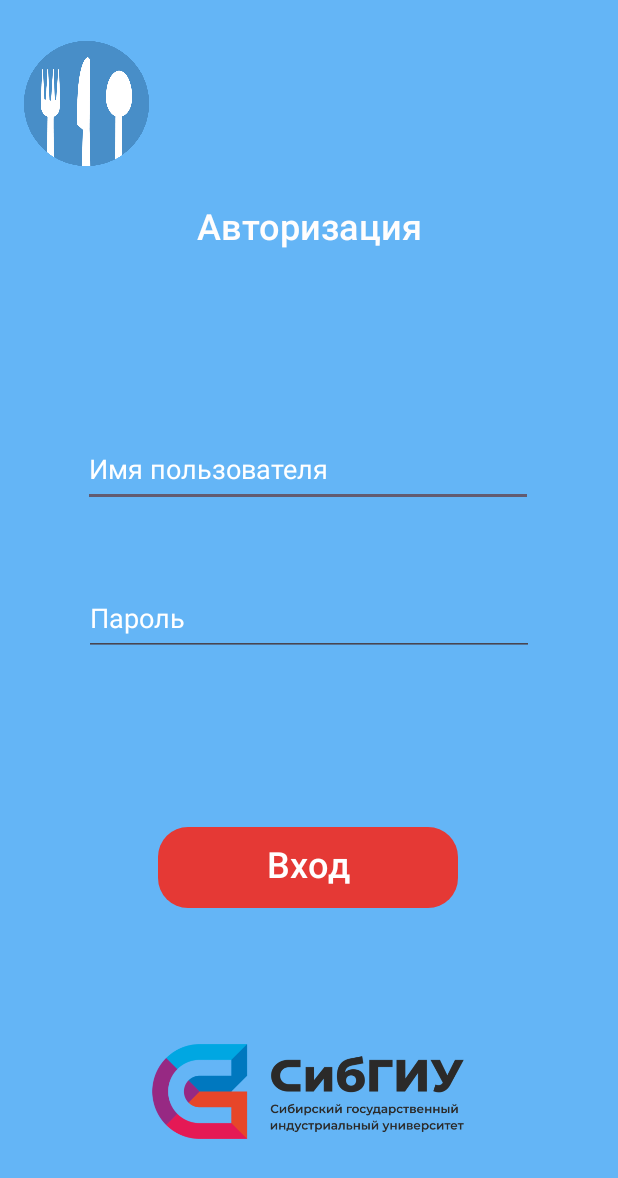
After one commit to andreeika/stolovaya, an Android app: the MainActivity_Login screen opened directly, with no data from a screen before it, on a phone screen of 412 x 824 dp. The commit adds this screen. Shown: the top 1178 px of the screen. Run offline under Robolectric (Android 15) with nearby library versions, the phone set to English and light mode, and no system bars.

Commit message:
добавлено окно авторизации

```diff
--- a/app/build.gradle.kts
+++ b/app/build.gradle.kts
@@ -47,6 +47,11 @@
     implementation(libs.androidx.navigation.fragment.ktx)
     implementation(libs.androidx.navigation.ui.ktx)
     implementation(libs.androidx.activity)
+    implementation(libs.firebase.firestore.ktx)
+    implementation(libs.androidx.room.ktx)
+    implementation(libs.androidx.annotation)
+    implementation(libs.androidx.lifecycle.livedata.ktx)
+    implementation(libs.androidx.lifecycle.viewmodel.ktx)
     testImplementation(libs.junit)
     androidTestImplementation(libs.androidx.junit)
     androidTestImplementation(libs.androidx.espresso.core)
--- /dev/null
+++ b/app/src/main/java/com/example/stolovaya/MainActivity_Login.kt
@@ -0,0 +1,27 @@
+package com.example.stolovaya
+
+import android.os.Build
+import android.os.Bundle
+import androidx.activity.enableEdgeToEdge
+import androidx.appcompat.app.AppCompatActivity
+import androidx.core.content.ContextCompat
+import androidx.core.view.ViewCompat
+import androidx.core.view.WindowInsetsCompat
+
+class MainActivity_Login : AppCompatActivity() {
+    override fun onCreate(savedInstanceState: Bundle?) {
+        super.onCreate(savedInstanceState)
+        enableEdgeToEdge()
+        setContentView(R.layout.login_activity)
+
+        //Цвет для строки состояния
+        if (Build.VERSION.SDK_INT >= Build.VERSION_CODES.LOLLIPOP) {
+            window.statusBarColor = ContextCompat.getColor(this, R.color.my_status_bar_color)
+        }
+
+        //Цвет для нижней строки с кнопками домой
+        if (Build.VERSION.SDK_INT >= Build.VERSION_CODES.LOLLIPOP) {
+            window.navigationBarColor = ContextCompat.getColor(this, R.color.my_status_bar_color)
+        }
+    }
+}
--- /dev/null
+++ b/app/src/main/res/drawable/button_navhod.xml
@@ -0,0 +1,6 @@
+<?xml version="1.0" encoding="utf-8"?>
+<shape xmlns:android="http://schemas.android.com/apk/res/android"
+    android:shape="rectangle">
+    <corners android:radius="20dp" />
+    <solid android:color="@color/my_button_color" />
+</shape>
--- a/app/src/main/res/layout/activity_main.xml
+++ b/app/src/main/res/layout/activity_main.xml
@@ -225,4 +225,5 @@
         app:layout_constraintTop_toTopOf="parent"
         app:layout_constraintVertical_bias="0.56" />
 
+
 </androidx.constraintlayout.widget.ConstraintLayout>
--- /dev/null
+++ b/app/src/main/res/layout/login_activity.xml
@@ -0,0 +1,105 @@
+<?xml version="1.0" encoding="utf-8"?>
+<androidx.constraintlayout.widget.ConstraintLayout xmlns:android="http://schemas.android.com/apk/res/android"
+    xmlns:app="http://schemas.android.com/apk/res-auto"
+    xmlns:tools="http://schemas.android.com/tools"
+    android:id="@+id/cL"
+    android:layout_width="match_parent"
+    android:layout_height="match_parent"
+    android:background="#64B5F6"
+    tools:context=".MainActivity">
+
+    <ImageView
+        android:id="@+id/imageView3"
+        android:layout_width="308dp"
+        android:layout_height="63dp"
+        app:layout_constraintBottom_toBottomOf="parent"
+        app:layout_constraintEnd_toEndOf="parent"
+        app:layout_constraintHorizontal_bias="0.495"
+        app:layout_constraintStart_toStartOf="parent"
+        app:layout_constraintTop_toTopOf="parent"
+        app:layout_constraintVertical_bias="0.915"
+        app:srcCompat="@drawable/sibsiu_logo_main" />
+
+    <Button
+        android:id="@+id/button"
+        android:layout_width="200dp"
+        android:layout_height="54dp"
+        android:layout_x="201dp"
+        android:layout_y="77dp"
+        android:background="@drawable/button_navhod"
+        android:fontFamily="@font/montserrat_medium"
+        android:text="Вход"
+        android:textAlignment="center"
+        android:textSize="24sp"
+        app:backgroundTint="@null"
+        app:layout_constraintBottom_toBottomOf="parent"
+        app:layout_constraintEnd_toEndOf="parent"
+        app:layout_constraintHorizontal_bias="0.497"
+        app:layout_constraintStart_toStartOf="parent"
+        app:layout_constraintTop_toTopOf="parent"
+        app:layout_constraintVertical_bias="0.716" />
+
+    <ImageView
+        android:id="@+id/imageView4"
+        android:layout_width="83dp"
+        android:layout_height="83dp"
+        android:layout_x="21dp"
+        android:layout_y="63dp"
+        app:layout_constraintBottom_toBottomOf="parent"
+        app:layout_constraintEnd_toEndOf="parent"
+        app:layout_constraintHorizontal_bias="0.048"
+        app:layout_constraintStart_toStartOf="parent"
+        app:layout_constraintTop_toTopOf="parent"
+        app:layout_constraintVertical_bias="0.037"
+        app:srcCompat="@drawable/mask_group" />
+
+    <TextView
+        android:id="@+id/textView2"
+        android:layout_width="242dp"
+        android:layout_height="46dp"
+        android:layout_x="21dp"
+        android:layout_y="283dp"
+        android:clickable="true"
+        android:contextClickable="true"
+        android:cursorVisible="true"
+        android:fontFamily="@font/montserrat_medium"
+        android:text="Авторизация"
+        android:textAlignment="center"
+        android:textColor="#FFFDFD"
+        android:textSize="24sp"
+        app:layout_constraintBottom_toBottomOf="parent"
+        app:layout_constraintEnd_toEndOf="parent"
+        app:layout_constraintHorizontal_bias="0.5"
+        app:layout_constraintStart_toStartOf="parent"
+        app:layout_constraintTop_toTopOf="parent"
+        app:layout_constraintVertical_bias="0.175"
+        tools:ignore="TouchTargetSizeCheck" />
+
+    <EditText
+        android:id="@+id/editTextUsername"
+        android:layout_width="300dp"
+        android:layout_height="50dp"
+        android:hint="Имя пользователя"
+        android:inputType="text"
+        android:textColorHint="#FFFFFF"
+        app:layout_constraintBottom_toBottomOf="parent"
+        app:layout_constraintEnd_toEndOf="parent"
+        app:layout_constraintHorizontal_bias="0.495"
+        app:layout_constraintStart_toStartOf="parent"
+        app:layout_constraintTop_toTopOf="parent"
+        app:layout_constraintVertical_bias="0.372" />
+
+    <EditText
+        android:id="@+id/editTextPassword"
+        android:layout_width="300dp"
+        android:layout_height="50dp"
+        android:hint="Пароль"
+        android:inputType="textPassword"
+
+        android:textColorHint="#FFFFFF"
+        app:layout_constraintBottom_toBottomOf="parent"
+        app:layout_constraintEnd_toEndOf="parent"
+        app:layout_constraintHorizontal_bias="0.5"
+        app:layout_constraintStart_toStartOf="parent"
+        app:layout_constraintTop_toTopOf="parent" />
+</androidx.constraintlayout.widget.ConstraintLayout>
--- a/app/src/main/res/values-land/dimens.xml
+++ b/app/src/main/res/values-land/dimens.xml
@@ -1,3 +1,4 @@
 <resources>
     <dimen name="fab_margin">48dp</dimen>
+    <dimen name="activity_horizontal_margin">48dp</dimen>
 </resources>
--- a/app/src/main/res/values-w1240dp/dimens.xml
+++ b/app/src/main/res/values-w1240dp/dimens.xml
@@ -1,3 +1,4 @@
 <resources>
     <dimen name="fab_margin">200dp</dimen>
+    <dimen name="activity_horizontal_margin">200dp</dimen>
 </resources>
--- a/app/src/main/res/values-w600dp/dimens.xml
+++ b/app/src/main/res/values-w600dp/dimens.xml
@@ -1,3 +1,4 @@
 <resources>
     <dimen name="fab_margin">48dp</dimen>
+    <dimen name="activity_horizontal_margin">48dp</dimen>
 </resources>
--- a/app/src/main/res/values/dimens.xml
+++ b/app/src/main/res/values/dimens.xml
@@ -1,3 +1,6 @@
 <resources>
     <dimen name="fab_margin">16dp</dimen>
+    <!-- Default screen margins, per the Android Design guidelines. -->
+    <dimen name="activity_horizontal_margin">16dp</dimen>
+    <dimen name="activity_vertical_margin">16dp</dimen>
 </resources>
```
Also changed, not shown: app/src/main/AndroidManifest.xml (+11 -0 lines), app/src/main/java/com/example/stolovaya/MainActivity.kt (+28 -1 lines), app/src/main/res/menu/my_menu.xml (added, +10 -0 lines), app/src/main/res/navigation/nav_graph.xml (added, +28 -0 lines), app/src/main/res/values/strings.xml (+46 -0 lines), gradle/libs.versions.toml (+10 -0 lines).
